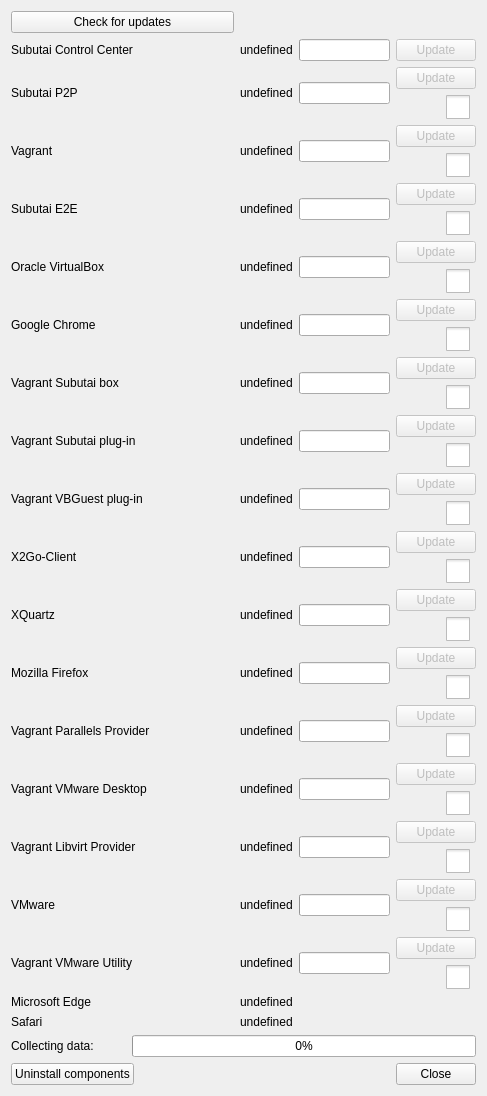
The window that hub/forms/DlgAbout.ui (subutai-io/control-center) describes before a commit, drawn with Qt 5.
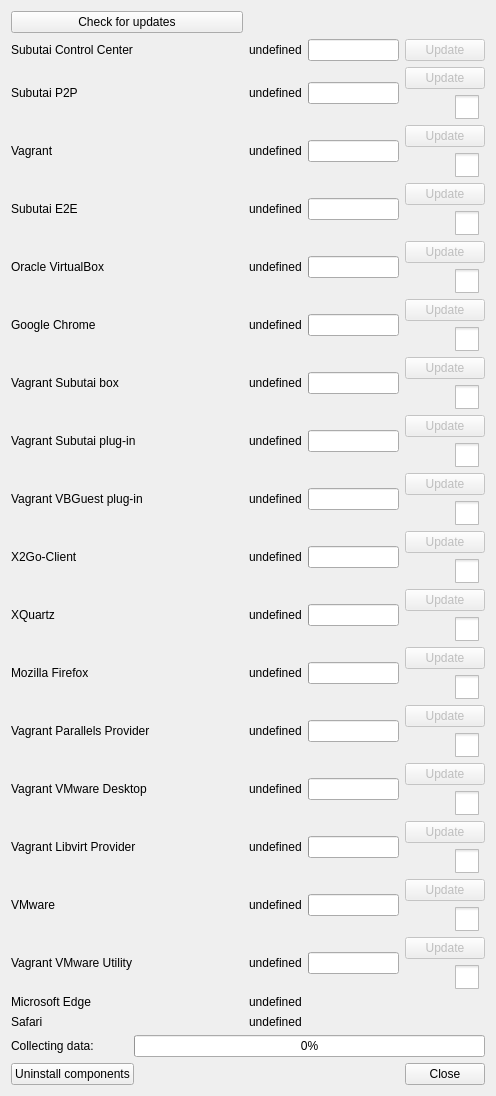
The same window after the commit. Icons and pictures are not drawn.

Commit message: fix ui component install vagrant first

The edit to the form file:
```diff
--- a/hub/forms/DlgAbout.ui
+++ b/hub/forms/DlgAbout.ui
@@ -6,7 +6,7 @@
    <rect>
     <x>0</x>
     <y>0</y>
-    <width>487</width>
+    <width>496</width>
     <height>846</height>
    </rect>
   </property>
```
Left out of the diff: 24 changed lines with no effect on the pictures. The commit also changes 1 other file.
